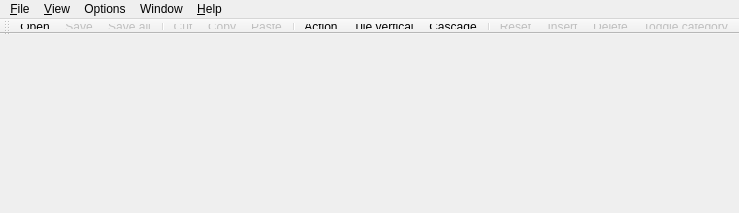
berkus/lavape, file lavape/src/Lava_UI/cmainframe.ui: the form before one commit.
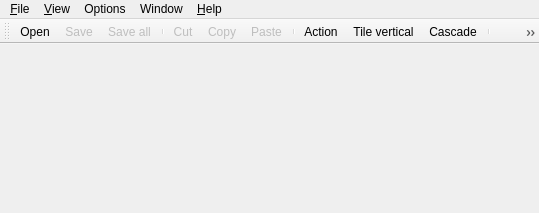
The form after the commit. Icons and pictures are not drawn.

```diff
--- a/lavape/src/Lava_UI/cmainframe.ui
+++ b/lavape/src/Lava_UI/cmainframe.ui
@@ -9,6 +9,20 @@
     <height>213</height>
    </rect>
   </property>
+  <property name="sizePolicy" >
+   <sizepolicy>
+    <hsizetype>1</hsizetype>
+    <vsizetype>7</vsizetype>
+    <horstretch>0</horstretch>
+    <verstretch>0</verstretch>
+   </sizepolicy>
+  </property>
+  <property name="minimumSize" >
+   <size>
+    <width>36</width>
+    <height>25</height>
+   </size>
+  </property>
   <property name="windowTitle" >
    <string>Lava Interpreter</string>
   </property>
@@ -28,7 +42,7 @@
    <property name="sizePolicy" >
     <sizepolicy>
      <hsizetype>1</hsizetype>
-     <vsizetype>1</vsizetype>
+     <vsizetype>7</vsizetype>
      <horstretch>0</horstretch>
      <verstretch>0</verstretch>
     </sizepolicy>
@@ -42,7 +56,7 @@
    <property name="maximumSize" >
     <size>
      <width>100000</width>
-     <height>15</height>
+     <height>25</height>
     </size>
    </property>
    <property name="orientation" >
```
